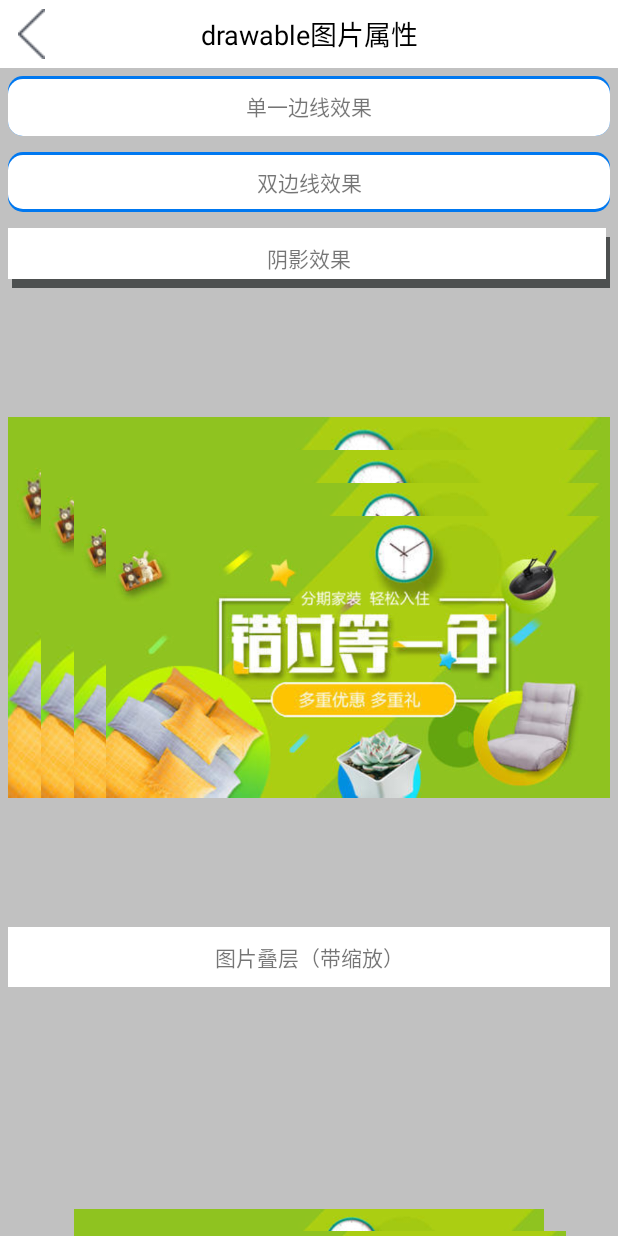
After one commit to xinshengBoy/SimpleDemo3, an Android app: the DrawableActivity screen opened directly, with no data from a screen before it, on a phone screen of 412 x 824 dp. The commit adds this screen. Run offline under Robolectric (Android 15) with nearby library versions, the phone set to English and light mode, and no system bars.

Commit message:
新增对drawable属性功能的学习

```diff
--- a/app/src/main/AndroidManifest.xml
+++ b/app/src/main/AndroidManifest.xml
@@ -31,6 +31,7 @@
             android:screenOrientation="portrait"
             android:theme="@style/AppTheme.NoActionBar"/>
         <activity android:name=".activity.ChannelSortActivity" />
+        <activity android:name=".activity.DrawableActivity" />
     </application>
 
 </manifest>
--- /dev/null
+++ b/app/src/main/java/com/yks/simpledemo3/activity/DrawableActivity.java
@@ -0,0 +1,27 @@
+package com.yks.simpledemo3.activity;
+
+import android.app.Activity;
+import android.os.Bundle;
+import android.support.annotation.Nullable;
+import android.widget.LinearLayout;
+
+import com.yks.simpledemo3.R;
+import com.yks.simpledemo3.view.MyActionBar;
+
+/**
+ * 描述：drawable图片属性的使用
+ * 作者：zzh
+ * time:2019/07/12
+ * 参考文档：https://blog.csdn.net/weixin_40797204/article/details/78832640
+ */
+public class DrawableActivity extends Activity {
+
+    @Override
+    protected void onCreate(@Nullable Bundle savedInstanceState) {
+        super.onCreate(savedInstanceState);
+        setContentView(R.layout.activity_drawable);
+
+        LinearLayout title_layout = findViewById(R.id.headerLayout);
+        MyActionBar.show(DrawableActivity.this,title_layout,"drawable图片属性","",false);
+    }
+}
--- a/app/src/main/java/com/yks/simpledemo3/activity/MainActivity.java
+++ b/app/src/main/java/com/yks/simpledemo3/activity/MainActivity.java
@@ -44,10 +44,10 @@ public class MainActivity extends AppCompatActivity implements View.OnClickListe
 
     private List<Integer> images = new ArrayList<>();
     //跳转集合
-    private final int [] ids = new int[]{R.id.channel_sort_layout};
-    private final int [] icons = new int[]{R.mipmap.channel_sort};
-    private final String [] names = new String[]{"频道排序"};
-    private final Class [] classes = new Class[]{ChannelSortActivity.class};
+    private final int [] ids = new int[]{R.id.channel_sort_layout,R.id.drawable_layout};
+    private final int [] icons = new int[]{R.mipmap.channel_sort,R.mipmap.drawable_layout};
+    private final String [] names = new String[]{"频道排序","Drawable"};
+    private final Class [] classes = new Class[]{ChannelSortActivity.class,DrawableActivity.class};
     @Override
     protected void onCreate(Bundle savedInstanceState) {
         super.onCreate(savedInstanceState);
--- /dev/null
+++ b/app/src/main/res/drawable/drawable_test1.xml
@@ -0,0 +1,15 @@
+<?xml version="1.0" encoding="utf-8"?>
+<layer-list xmlns:android="http://schemas.android.com/apk/res/android">
+    <item>
+        <shape android:shape="rectangle">
+            <corners android:radius="10dp"/>
+            <solid android:color="@color/colorBlue3"/>
+        </shape>
+    </item>
+    <item android:top="2dp">
+        <shape android:shape="rectangle">
+            <corners android:radius="10dp"/>
+            <solid android:color="@color/colorWhite"/>
+        </shape>
+    </item>
+</layer-list>
--- /dev/null
+++ b/app/src/main/res/drawable/drawable_test2.xml
@@ -0,0 +1,16 @@
+<?xml version="1.0" encoding="utf-8"?>
+<layer-list xmlns:android="http://schemas.android.com/apk/res/android">
+    <item>
+        <shape android:shape="rectangle">
+            <corners android:radius="10dp"/>
+            <solid android:color="@color/colorBlue3"/>
+        </shape>
+    </item>
+    <item android:top="2dp"
+        android:bottom="2dp">
+        <shape android:shape="rectangle">
+            <corners android:radius="10dp"/>
+            <solid android:color="@color/colorWhite"/>
+        </shape>
+    </item>
+</layer-list>
--- /dev/null
+++ b/app/src/main/res/drawable/drawable_test3.xml
@@ -0,0 +1,17 @@
+<?xml version="1.0" encoding="utf-8"?>
+<layer-list xmlns:android="http://schemas.android.com/apk/res/android">
+    <!--底层的左边距离上层左边3dp, 底层的顶部，距离上层的顶部6dp,如果不做这个控制，底层和上层的左侧和上侧会重合在一起-->
+    <item android:left="3dp"
+        android:top="6dp">
+        <shape>
+            <solid android:color="@color/colorGray"/>
+        </shape>
+    </item>
+    <!--上层的右边距离底层的右边3dp, 上层的底部距离底层的底部6dp-->
+    <item android:bottom="6dp"
+        android:right="3dp">
+        <shape>
+            <solid android:color="@color/colorWhite"/>
+        </shape>
+    </item>
+</layer-list>
--- /dev/null
+++ b/app/src/main/res/drawable/drawable_test4.xml
@@ -0,0 +1,19 @@
+<?xml version="1.0" encoding="utf-8"?>
+<layer-list xmlns:android="http://schemas.android.com/apk/res/android">
+    <!--在原图的基础上拉伸-->
+    <item>
+        <bitmap android:src="@mipmap/banner1"/>
+    </item>
+    <item android:left="35dp"
+        android:top="35dp">
+        <bitmap android:src="@mipmap/banner1"/>
+    </item>
+    <item android:left="70dp"
+        android:top="70dp">
+        <bitmap android:src="@mipmap/banner1"/>
+    </item>
+    <item android:left="105dp"
+        android:top="105dp">
+        <bitmap android:src="@mipmap/banner1"/>
+    </item>
+</layer-list>
--- /dev/null
+++ b/app/src/main/res/drawable/drawable_test5.xml
@@ -0,0 +1,23 @@
+<?xml version="1.0" encoding="utf-8"?>
+<layer-list xmlns:android="http://schemas.android.com/apk/res/android">
+    <!--在原图的基础上拉伸-->
+    <item>
+        <bitmap android:src="@mipmap/banner1"
+            android:gravity="center"/>
+    </item>
+    <item android:left="50dp"
+        android:top="50dp">
+        <bitmap android:src="@mipmap/banner1"
+            android:gravity="center"/>
+    </item>
+    <item android:left="100dp"
+        android:top="100dp">
+        <bitmap android:src="@mipmap/banner1"
+            android:gravity="center"/>
+    </item>
+    <item android:left="150dp"
+        android:top="150dp">
+        <bitmap android:src="@mipmap/banner1"
+            android:gravity="center"/>
+    </item>
+</layer-list>
--- /dev/null
+++ b/app/src/main/res/drawable/drawable_test6.xml
@@ -0,0 +1,24 @@
+<?xml version="1.0" encoding="utf-8"?>
+<layer-list xmlns:android="http://schemas.android.com/apk/res/android">
+    <!--叠加旋转-->
+    <item>
+        <rotate android:fromDegrees="-50" android:pivotX="0" android:pivotY="0">
+            <bitmap android:src="@mipmap/card"/>
+        </rotate>
+    </item>
+    <item>
+        <rotate android:fromDegrees="-30" android:pivotX="0" android:pivotY="0">
+            <bitmap android:src="@mipmap/card"/>
+        </rotate>
+    </item>
+    <item>
+        <rotate android:fromDegrees="-10" android:pivotX="0" android:pivotY="0">
+            <bitmap android:src="@mipmap/card"/>
+        </rotate>
+    </item>
+    <item>
+        <rotate android:fromDegrees="10" android:pivotX="0" android:pivotY="0">
+            <bitmap android:src="@mipmap/card"/>
+        </rotate>
+    </item>
+</layer-list>
--- /dev/null
+++ b/app/src/main/res/drawable/drawable_test7.xml
@@ -0,0 +1,25 @@
+<?xml version="1.0" encoding="utf-8"?>
+<selector xmlns:android="http://schemas.android.com/apk/res/android">
+    <!--被选中-->
+    <item android:state_checked="true">
+        <layer-list>
+            <item>
+                <color android:color="@color/colorBlue2"/>
+            </item>
+            <item android:bottom="5dp">
+                <color android:color="@color/colorWhite"/>
+            </item>
+        </layer-list>
+    </item>
+    <!--未选中-->
+    <item>
+        <layer-list>
+            <item>
+                <color android:color="@color/colorBlue2"/>
+            </item>
+            <item android:bottom="2dp">
+                <color android:color="@color/colorWhite"/>
+            </item>
+        </layer-list>
+    </item>
+</selector>
--- /dev/null
+++ b/app/src/main/res/layout/activity_drawable.xml
@@ -0,0 +1,91 @@
+<?xml version="1.0" encoding="utf-8"?>
+<ScrollView xmlns:android="http://schemas.android.com/apk/res/android"
+    android:layout_width="match_parent"
+    android:layout_height="match_parent"
+    android:scrollbars="none"
+    android:background="@color/colorGray3">
+    <LinearLayout
+        android:layout_width="match_parent"
+        android:layout_height="wrap_content"
+        android:orientation="vertical">
+        <include
+            android:id="@+id/headerLayout"
+            layout="@layout/layout_header"/>
+        <TextView
+            android:layout_width="match_parent"
+            android:layout_height="40dp"
+            android:text="单一边线效果"
+            android:background="@drawable/drawable_test1"
+            android:layout_margin="5dp"
+            android:padding="5dp"
+            android:gravity="center"/>
+        <TextView
+            android:layout_width="match_parent"
+            android:layout_height="40dp"
+            android:text="双边线效果"
+            android:background="@drawable/drawable_test2"
+            android:layout_margin="5dp"
+            android:padding="5dp"
+            android:gravity="center"/>
+        <TextView
+            android:layout_width="match_parent"
+            android:layout_height="40dp"
+            android:text="阴影效果"
+            android:background="@drawable/drawable_test3"
+            android:layout_margin="5dp"
+            android:padding="5dp"
+            android:gravity="center"/>
+        <ImageView
+            android:layout_width="wrap_content"
+            android:layout_height="wrap_content"
+            android:layout_margin="5dp"
+            android:src="@drawable/drawable_test4"
+            android:scaleType="fitCenter"/>
+        <TextView
+            android:layout_width="match_parent"
+            android:layout_height="40dp"
+            android:text="图片叠层（带缩放）"
+            android:layout_margin="5dp"
+            android:padding="5dp"
+            android:gravity="center"
+            android:background="@color/colorWhite"/>
+        <ImageView
+            android:layout_width="wrap_content"
+            android:layout_height="wrap_content"
+            android:layout_margin="5dp"
+            android:src="@drawable/drawable_test5"
+            android:scaleType="fitCenter"/>
+        <TextView
+            android:layout_width="match_parent"
+            android:layout_height="40dp"
+            android:text="图片叠层（移位）"
+            android:layout_margin="5dp"
+            android:padding="5dp"
+            android:gravity="center"
+            android:background="@color/colorWhite"/>
+        <ImageView
+            android:layout_width="200dp"
+            android:layout_height="200dp"
+            android:layout_margin="5dp"
+            android:src="@drawable/drawable_test6"
+            android:scaleType="fitCenter"
+            android:layout_gravity="center_horizontal"/>
+        <TextView
+            android:layout_width="match_parent"
+            android:layout_height="40dp"
+            android:text="图片叠层旋转"
+            android:layout_margin="5dp"
+            android:padding="5dp"
+            android:gravity="center"
+            android:background="@color/colorWhite"/>
+        <TextView
+            android:layout_width="match_parent"
+            android:layout_height="40dp"
+            android:text="点击"
+            android:layout_margin="5dp"
+            android:padding="5dp"
+            android:gravity="center"
+            android:clickable="true"
+            android:background="@drawable/drawable_test7"/>
+    </LinearLayout>
+</ScrollView>
--- a/app/src/main/res/layout/content_main.xml
+++ b/app/src/main/res/layout/content_main.xml
@@ -28,10 +28,14 @@
             <TextView
                 android:id="@+id/channel_sort_layout"
                 style="@style/menuIcon"/>
+            <!--drawable的应用-->
+            <TextView
+                android:id="@+id/drawable_layout"
+                style="@style/menuIcon"/>
             <View
                 android:layout_width="0dp"
                 android:layout_height="match_parent"
-                android:layout_weight="3"/>
+                android:layout_weight="2"/>
         </LinearLayout>
     </LinearLayout>
 
```
Also changed, not shown: app/src/main/res/mipmap-mdpi/card.png (added), app/src/main/res/mipmap-mdpi/drawable_layout.png (added).
